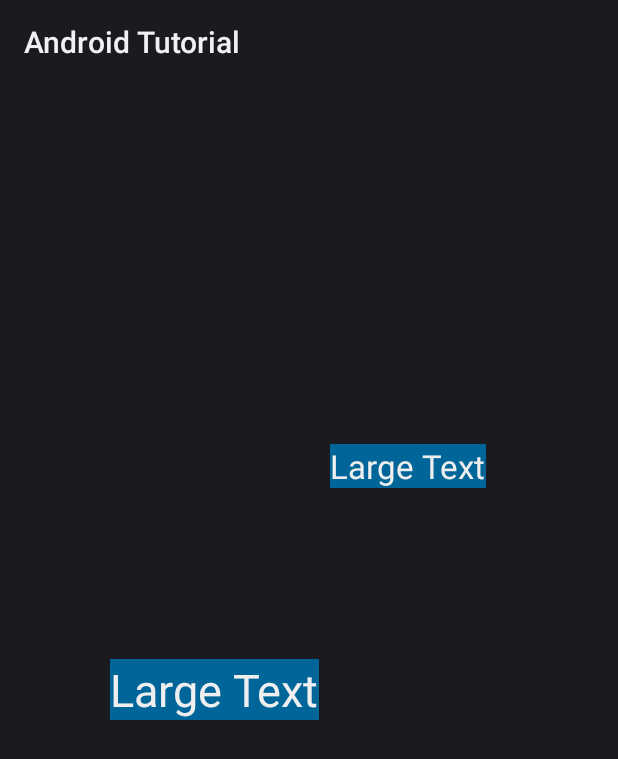
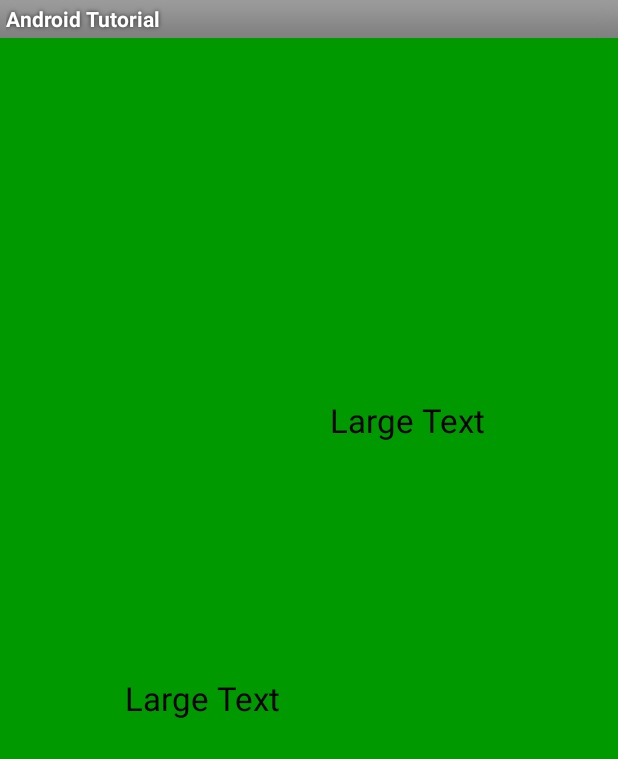
Before and after one commit to BullShark/AndroidTutorial, an Android app: the StyleExample screen opened directly, with no data from a screen before it, on a phone screen of 412 x 824 dp. Shown: the top 759 px of the screen. Run offline under Robolectric (Android 15) with nearby library versions, the light colour scheme and no system bars.

Commit message:
Completed Video Tutorial 64

```diff
--- a/app/src/main/AndroidManifest.xml
+++ b/app/src/main/AndroidManifest.xml
@@ -22,7 +22,9 @@
         android:label="@string/app_name">
         <activity
             android:name=".StyleExample"
-            android:exported="false" />
+            android:exported="false"
+            android:theme="@style/BuckysTheme"
+            />
         <activity
             android:name=".Notification"
             android:exported="false" />
--- a/app/src/main/res/layout/style_example.xml
+++ b/app/src/main/res/layout/style_example.xml
@@ -7,7 +7,6 @@
     tools:context=".StyleExample">
 
     <TextView
-        style="@style/BabyBlue"
         android:id="@+id/tv5"
         android:layout_width="wrap_content"
         android:layout_height="wrap_content"
@@ -21,7 +20,6 @@
         app:layout_constraintVertical_bias="0.0" />
 
     <TextView
-        style="@style/BabyBlue.BigBlue"
         android:id="@+id/tv6"
         android:layout_width="wrap_content"
         android:layout_height="wrap_content"
--- /dev/null
+++ b/app/src/main/res/values/sky.xml
@@ -0,0 +1,7 @@
+<?xml version="1.0" encoding="utf-8"?>
+<resources>
+    <color name="bucks_bg_color">#009900</color>
+    <style name="BuckysTheme" parent="android:Theme.Light">
+        <item name="android:windowBackground">@color/bucks_bg_color</item>
+    </style>
+</resources>
```
